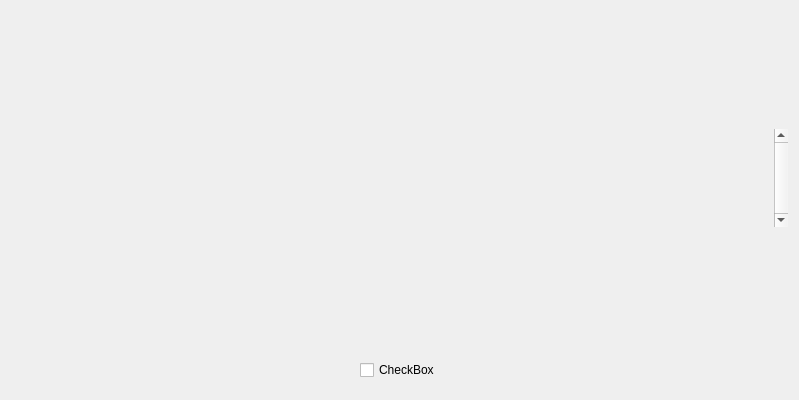
Above: src/modules/license/LicensePage.ui from calamares/calamares before the change. Below: the same form after it.
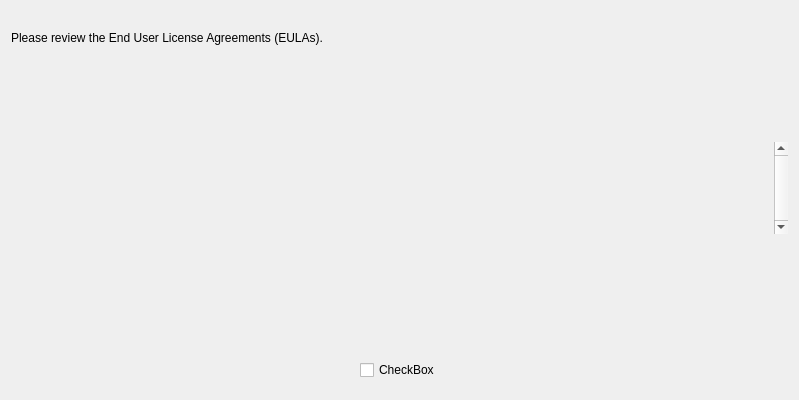
That is the form after the change.

Commit message: [license] Move the 'please review' text to the top.

Diff of the .ui file:
```diff
--- a/src/modules/license/LicensePage.ui
+++ b/src/modules/license/LicensePage.ui
@@ -15,7 +15,7 @@
   </property>
   <layout class="QHBoxLayout" name="horizontalLayout">
    <item>
-    <layout class="QVBoxLayout" name="verticalLayout" stretch="0,0,0,0,0,0">
+    <layout class="QVBoxLayout" name="verticalLayout" stretch="0,0,0,0,0,0,0">
      <item>
       <widget class="QLabel" name="mainText">
        <property name="sizePolicy">
@@ -32,6 +32,16 @@
        </property>
       </widget>
      </item>
+     <item>
+      <widget class="QLabel" name="mainSubText">
+       <property name="toolTip">
+        <string notr="true"/>
+       </property>
+       <property name="text">
+        <string>Please review the End User License Agreements (EULAs).</string>
+       </property>
+      </widget>
+     </item>
      <item>
       <spacer name="verticalSpacer">
        <property name="orientation">
@@ -47,6 +57,12 @@
      </item>
      <item>
       <widget class="QScrollArea" name="scrollArea">
+       <property name="sizePolicy">
+        <sizepolicy hsizetype="Expanding" vsizetype="Expanding">
+         <horstretch>0</horstretch>
+         <verstretch>0</verstretch>
+        </sizepolicy>
+       </property>
        <property name="frameShape">
         <enum>QFrame::NoFrame</enum>
        </property>
@@ -65,7 +81,7 @@
           <x>0</x>
           <y>0</y>
           <width>765</width>
-          <height>94</height>
+          <height>86</height>
          </rect>
         </property>
         <layout class="QVBoxLayout" name="licenseEntriesLayout"/>
```
The commit also changes 1 other file.
